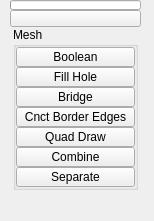
Above: ui/level_3/polygons_mesh.ui from m3trik/Scripts_portable before the change. Below: the same form after it.
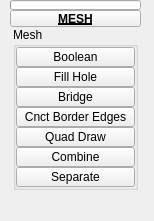
That is the form after the change. Custom widgets are drawn as their Qt base class.

```diff
--- a/ui/level_3/polygons_mesh.ui
+++ b/ui/level_3/polygons_mesh.ui
@@ -474,8 +474,15 @@
          <height>17</height>
         </size>
        </property>
+       <property name="font">
+        <font>
+         <weight>75</weight>
+         <bold>true</bold>
+         <underline>true</underline>
+        </font>
+       </property>
        <property name="text">
-        <string/>
+        <string>MESH</string>
        </property>
        <property name="checkable">
         <bool>true</bool>
@@ -487,6 +494,11 @@
   </widget>
  </widget>
  <customwidgets>
+  <customwidget>
+   <class>TkToolButton</class>
+   <extends>QToolButton</extends>
+   <header>widgets.tktoolbutton.h</header>
+  </customwidget>
   <customwidget>
    <class>TkPushButton_Draggable</class>
    <extends>QPushButton</extends>
@@ -497,11 +509,6 @@
    <extends>QProgressBar</extends>
    <header>widgets.tkprogressbar.h</header>
   </customwidget>
-  <customwidget>
-   <class>TkToolButton</class>
-   <extends>QToolButton</extends>
-   <header>widgets.tktoolbutton.h</header>
-  </customwidget>
  </customwidgets>
  <resources/>
  <connections/>
```
